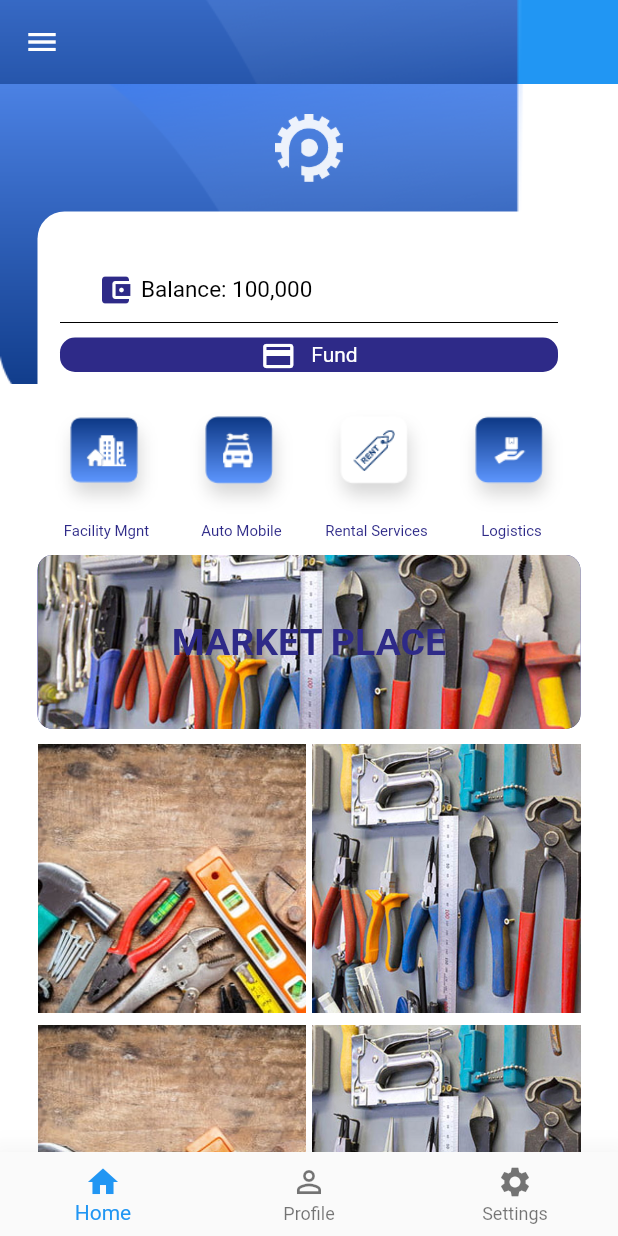
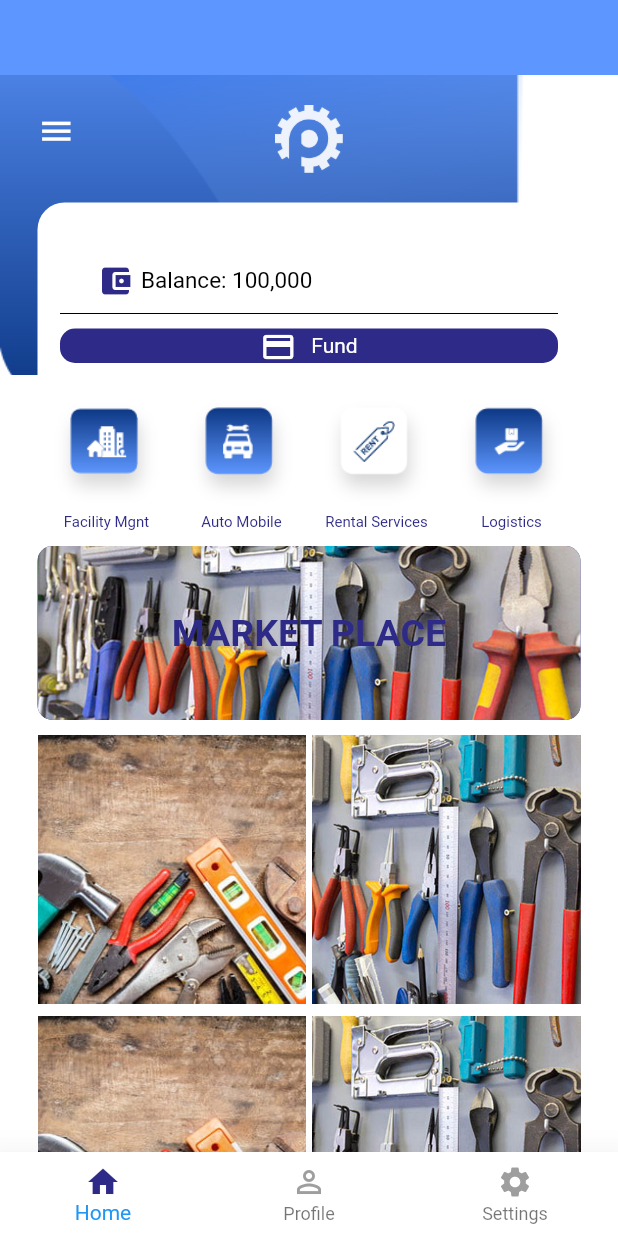
Before and after one commit to Henrydykee/profix_app, a Flutter app: the ButtomNav screen opened directly, on a phone screen of 412 x 824 dp. Run offline on Flutter 3.47's test engine with Material 2 defaults, Android fonts, the phone set to English and light mode, and no system bars; our stand-ins replace shared_preferences; accounts and stored records are empty.

Commit message:
fixed homescreen

```diff
--- a/lib/screens/home/buttom_nav_bar.dart
+++ b/lib/screens/home/buttom_nav_bar.dart
@@ -1,6 +1,8 @@
 import 'package:flutter/material.dart';
 import 'package:profixapp/screens/home/home_screen.dart';
 import 'package:profixapp/screens/home/profile_screen.dart';
+import 'package:profixapp/screens/home/setting_screen.dart';
+import 'package:profixapp/utils/colors.dart';
 
 class ButtomNav extends StatefulWidget {
   @override
@@ -11,12 +13,14 @@ class _ButtomNavState extends State<ButtomNav> {
   var screens = [
     HomeScreen(),
     ProfileScreen(),
+    SettingsScreen()
   ];
   int selectedTab = 0;
   @override
   Widget build(BuildContext context) {
     return Scaffold(
       bottomNavigationBar: BottomNavigationBar(
+        backgroundColor: Colors.white,
         onTap: (index){
           setState(() {
             selectedTab = index;
@@ -26,16 +30,16 @@ class _ButtomNavState extends State<ButtomNav> {
           elevation: 20.0,
           items: [
             BottomNavigationBarItem(
-              title: Text("Home"),
-              icon: Icon(Icons.home)
+              title: Text("Home",style: TextStyle(color: selectedTab == 0 ? ProfixColor.DARK_BLUE : Colors.grey ),),
+              icon: Icon(Icons.home,color: selectedTab == 0 ? ProfixColor.DARK_BLUE : Colors.grey,)
             ),
             BottomNavigationBarItem(
-                title: Text("Profile"),
-                icon: Icon(Icons.perm_identity)
+                title:Text("Profile", style: TextStyle(color: selectedTab == 1 ? ProfixColor.DARK_BLUE : Colors.grey ) ),
+                icon: Icon(Icons.perm_identity, color: selectedTab == 1  ? ProfixColor.DARK_BLUE : Colors.grey,)
             ),
             BottomNavigationBarItem(
-                title: Text("Settings"),
-                icon: Icon(Icons.settings)
+                title: Text("Settings",style: TextStyle(color: selectedTab == 2 ? ProfixColor.DARK_BLUE : Colors.grey )),
+                icon: Icon(Icons.settings, color: selectedTab == 2 ? ProfixColor.DARK_BLUE : Colors.grey,)
             )
           ]
       ),
--- a/lib/screens/home/home_screen.dart
+++ b/lib/screens/home/home_screen.dart
@@ -27,9 +27,13 @@ class _HomeScreenState extends State<HomeScreen> {
     });
     super.initState();
   }
+
+  final GlobalKey<ScaffoldState> _scaffoldKey = new GlobalKey<ScaffoldState>();
+
   @override
   Widget build(BuildContext context) {
     return Scaffold(
+      key: _scaffoldKey,
       drawer: Drawer(
         child: Padding(
           padding: const EdgeInsets.only(top: 90),
@@ -131,19 +135,18 @@ class _HomeScreenState extends State<HomeScreen> {
           ),
         )
       ),
-      appBar: AppBar(
-        flexibleSpace: Image(
-          image: AssetImage('assets/images/home_header.png'),
-          fit: BoxFit.cover,
-        ),
-        elevation: 0.0,
-      ),
       body: Container(
         color: Colors.white,
         child: Column(
           children: [
+            Container(
+              height: 50,
+              color: ProfixColor.LIGHT_BLUE,
+
+            ),
             Stack(
               children: [
+
                 Container(
                   height: 200,
                   width: MediaQuery.of(context).size.width,
@@ -154,14 +157,19 @@ class _HomeScreenState extends State<HomeScreen> {
                     width: MediaQuery.of(context).size.width,
                   ),
                 ),
-//                Padding(
-//                  padding: const EdgeInsets.only(left: 10, top: 25),
-//                  child: Icon(
-//                    Icons.menu,
-//                    color: Colors.white,
-//                    size: 25,
-//                  ),
-//                ),
+               Padding(
+                 padding: const EdgeInsets.only(left: 25, top: 25),
+                 child: GestureDetector(
+                   onTap: (){
+                     _scaffoldKey.currentState.openDrawer();
+                   },
+                   child: Icon(
+                     Icons.menu,
+                     color: Colors.white,
+                     size: 25,
+                   ),
+                 ),
+               ),
                 Padding(
                   padding: const EdgeInsets.only(left: 25, right: 25),
                   child: Column(
--- /dev/null
+++ b/lib/screens/home/setting_screen.dart
@@ -0,0 +1,14 @@
+
+import 'package:flutter/material.dart';
+
+class SettingsScreen extends StatefulWidget {
+  @override
+  _SettingsScreenState createState() => _SettingsScreenState();
+}
+
+class _SettingsScreenState extends State<SettingsScreen> {
+  @override
+  Widget build(BuildContext context) {
+    return Container();
+  }
+}
```
